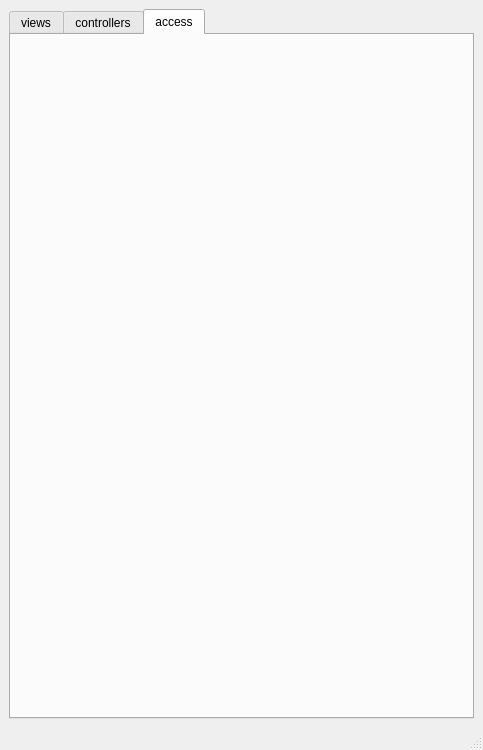
Before: the Qt Designer form form.ui in hongzhe12/OdooGenerator, drawn with Qt 5.
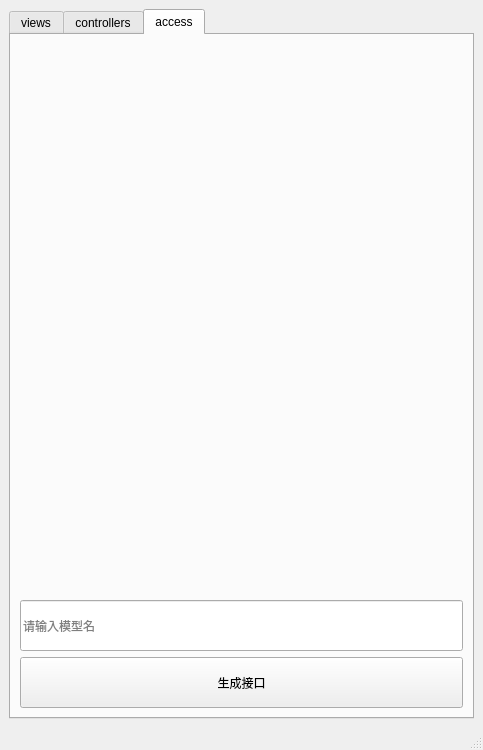
After: the same form once the commit is applied. The open tabs and pages were chosen to show the change.

Commit message: add:新增权限代码生成

What changed in the file:
```diff
--- a/form.ui
+++ b/form.ui
@@ -163,6 +163,51 @@
        <attribute name="title">
         <string>access</string>
        </attribute>
+       <layout class="QGridLayout" name="gridLayout_4">
+        <item row="0" column="0">
+         <layout class="QVBoxLayout" name="verticalLayout_3">
+          <item>
+           <spacer name="verticalSpacer">
+            <property name="orientation">
+             <enum>Qt::Orientation::Vertical</enum>
+            </property>
+            <property name="sizeHint" stdset="0">
+             <size>
+              <width>20</width>
+              <height>40</height>
+             </size>
+            </property>
+           </spacer>
+          </item>
+          <item>
+           <widget class="QLineEdit" name="lineEdit_5">
+            <property name="minimumSize">
+             <size>
+              <width>421</width>
+              <height>51</height>
+             </size>
+            </property>
+            <property name="placeholderText">
+             <string>请输入模型名</string>
+            </property>
+           </widget>
+          </item>
+          <item>
+           <widget class="QPushButton" name="pushButton_3">
+            <property name="minimumSize">
+             <size>
+              <width>421</width>
+              <height>51</height>
+             </size>
+            </property>
+            <property name="text">
+             <string>生成接口</string>
+            </property>
+           </widget>
+          </item>
+         </layout>
+        </item>
+       </layout>
       </widget>
      </widget>
     </item>
```
Left out of the diff: 15 changed lines with no effect on the pictures. The commit also changes 5 other files.
